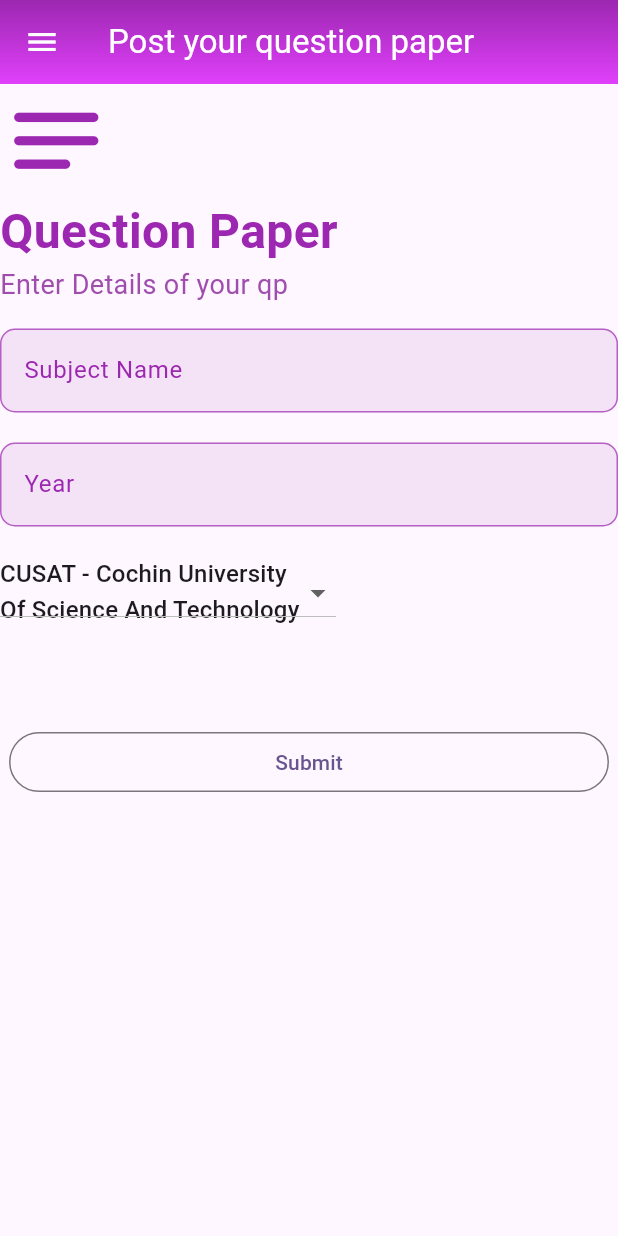
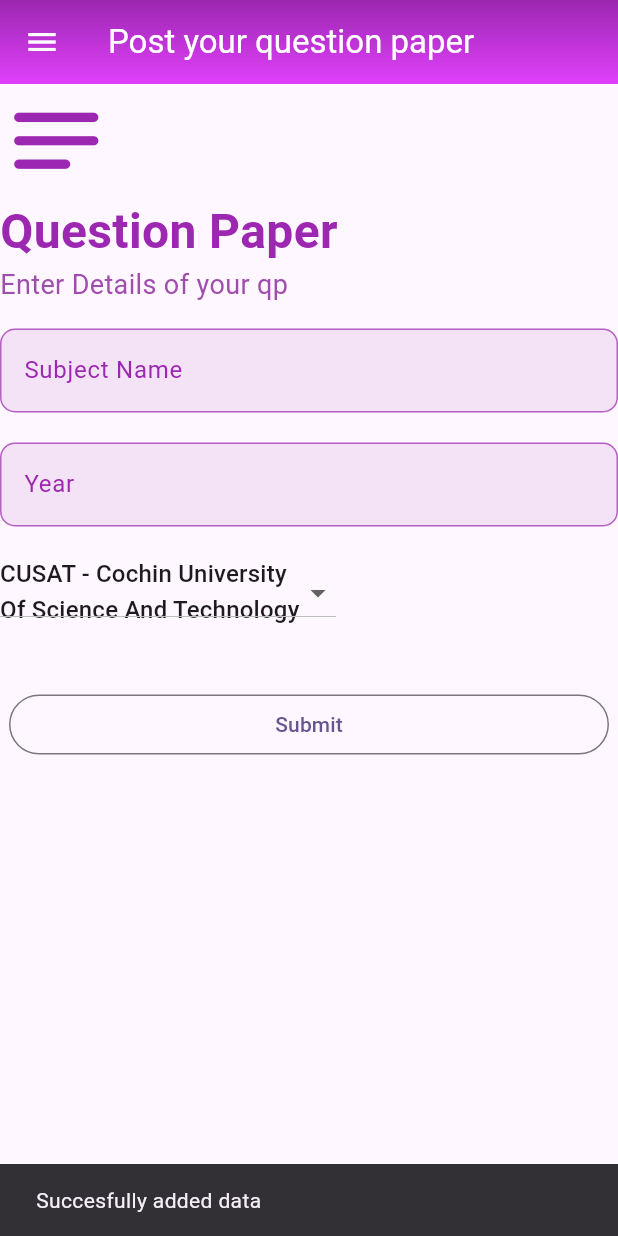
Before and after one commit to widejoy/my_college_guide, a Flutter app: the CreatePostScreen screen opened directly, after a tap on "Submit", on a phone screen of 412 x 824 dp. Run offline on Flutter 3.47's test engine with Material 2 defaults, Android fonts, the phone set to English and light mode, and no system bars; our stand-ins replace cloud_firestore, firebase_auth, firebase_core, flutter_riverpod, shared_preferences; missing offline and left inert: flutter_cached_pdfview; accounts and stored records are empty.

Commit message:
basics works

```diff
--- a/lib/screens/app_screens/Widgets/custom_field.dart
+++ b/lib/screens/app_screens/Widgets/custom_field.dart
@@ -4,8 +4,8 @@ TextField customField(TextEditingController cont, String text) {
   return TextField(
     autocorrect: true,
     controller: cont,
-    style: TextStyle(
-      color: Colors.black.withOpacity(0.9),
+    style: const TextStyle(
+      color: Colors.purpleAccent,
       fontSize: 16.0,
     ),
     decoration: InputDecoration(
--- a/lib/screens/app_screens/Widgets/drawercustom.dart
+++ b/lib/screens/app_screens/Widgets/drawercustom.dart
@@ -22,7 +22,7 @@ class DrawerCustom extends ConsumerWidget {
             .get();
         final String username =
             (userDoc.data() as Map<String, dynamic>)['username'];
-        ref.read(usernameprov.notifier).getuser(username);
+        ref.read(usernameprov.notifier).getuser(username, user.uid);
 
         if (userDoc.exists) {
           return (userDoc.data() as Map<String, dynamic>)['username'];
--- a/lib/screens/app_screens/create_post_screen.dart
+++ b/lib/screens/app_screens/create_post_screen.dart
@@ -1,3 +1,5 @@
+import 'package:cloud_firestore/cloud_firestore.dart';
+import 'package:firebase_auth/firebase_auth.dart';
 import 'package:flutter/material.dart';
 import 'package:project_one/screens/app_screens/Widgets/appbar_custom.dart';
 import 'package:project_one/screens/app_screens/Widgets/custom_field.dart';
@@ -11,7 +13,7 @@ class CreatePostScreen extends StatefulWidget {
 
 class _CreatePostScreenState extends State<CreatePostScreen> {
   TextEditingController subname = TextEditingController();
-  TextEditingController userid = TextEditingController();
+  TextEditingController year = TextEditingController();
   String collegename =
       "CUSAT - Cochin University Of Science And Technology"; // Default value
 
@@ -49,7 +51,7 @@ class _CreatePostScreenState extends State<CreatePostScreen> {
           const SizedBox(
             height: 20,
           ),
-          customField(userid, "Year"),
+          customField(year, "Year"),
           const SizedBox(
             height: 20,
           ),
@@ -79,7 +81,7 @@ class _CreatePostScreenState extends State<CreatePostScreen> {
             },
           ),
           const SizedBox(
-            height: 65,
+            height: 40,
           ),
           Center(
             child: OutlinedButton(
@@ -88,7 +90,35 @@ class _CreatePostScreenState extends State<CreatePostScreen> {
                   Size(400, 12),
                 ),
               ),
-              onPressed: () {},
+              onPressed: () {
+                final user = FirebaseAuth.instance.currentUser;
+
+                Map<String, dynamic> dataToAdd = {
+                  "Subject name": subname.text,
+                  "year": year.text,
+                  "College Name": collegename,
+                  "votes": 0,
+                  "user id": user?.uid
+                };
+
+                FirebaseFirestore.instance
+                    .collection("Question Papers")
+                    .add(dataToAdd)
+                    .then((_) {
+                  ScaffoldMessenger.of(context).showSnackBar(
+                    const SnackBar(
+                      content: Text("Succesfully added data"),
+                    ),
+                  );
+                }).catchError((error) {
+                  ScaffoldMessenger.of(context).showSnackBar(
+                    SnackBar(
+                      content: Text("Error:$error"),
+                      backgroundColor: Colors.red,
+                    ),
+                  );
+                });
+              },
               child: const Text("Submit"),
             ),
           )
```
Also changed, not shown: lib/providers/usernameprovider.dart (+6 -5 lines).
